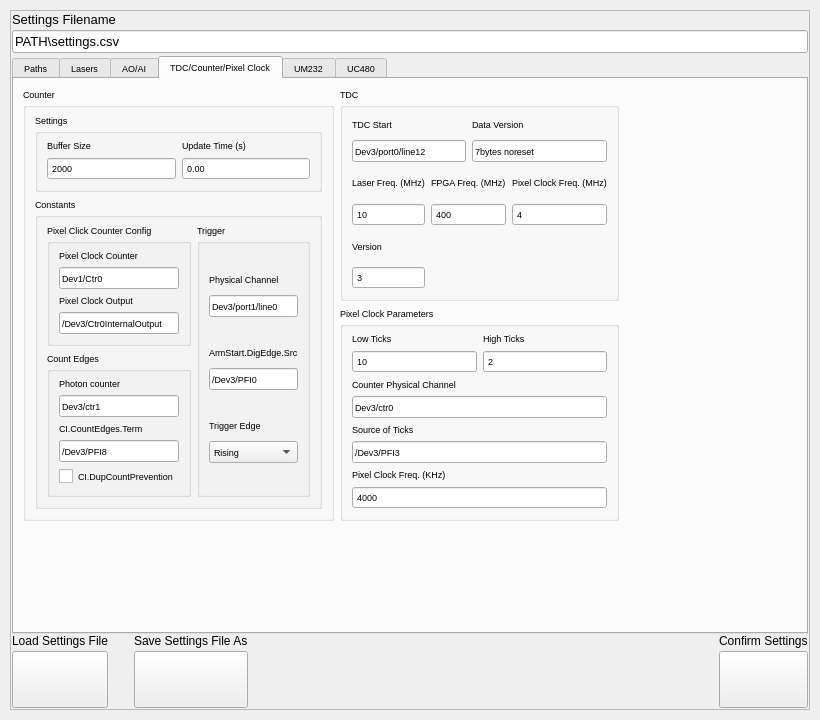
The window that ui/settingswindow.ui (Th3Tr00p3r/gSTED-sFCS) describes before a commit, drawn with Qt 5.
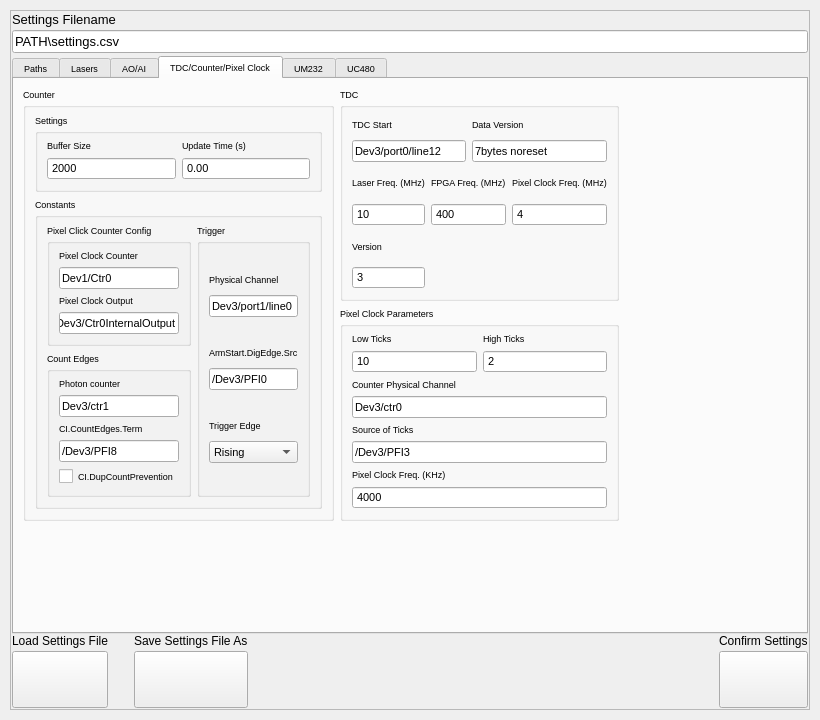
The same window after the commit. The open tabs and pages were chosen to show the change. Icons and pictures are not drawn.

Patch:
```diff
--- a/ui/settingswindow.ui
+++ b/ui/settingswindow.ui
@@ -1115,6 +1115,11 @@
                         </item>
                         <item>
                          <widget class="QSpinBox" name="counterBufferSizeSpinner">
+                          <property name="font">
+                           <font>
+                            <pointsize>8</pointsize>
+                           </font>
+                          </property>
                           <property name="buttonSymbols">
                            <enum>QAbstractSpinBox::NoButtons</enum>
                           </property>
@@ -1145,6 +1150,11 @@
                         </item>
                         <item>
                          <widget class="QDoubleSpinBox" name="counterUpdateTimeSpinner">
+                          <property name="font">
+                           <font>
+                            <pointsize>8</pointsize>
+                           </font>
+                          </property>
                           <property name="buttonSymbols">
                            <enum>QAbstractSpinBox::NoButtons</enum>
                           </property>
@@ -1184,6 +1194,11 @@
                            </item>
                            <item>
                             <widget class="QLineEdit" name="counterPixelClockChannel">
+                             <property name="font">
+                              <font>
+                               <pointsize>8</pointsize>
+                              </font>
+                             </property>
                              <property name="text">
                               <string>Dev1/Ctr0</string>
                              </property>
@@ -1208,6 +1223,11 @@
                            </item>
                            <item>
                             <widget class="QLineEdit" name="counterPixelClockOutputChannel">
+                             <property name="font">
+                              <font>
+                               <pointsize>8</pointsize>
+                              </font>
+                             </property>
                              <property name="text">
                               <string>/Dev3/Ctr0InternalOutput</string>
                              </property>
@@ -1241,6 +1261,11 @@
                            </item>
                            <item>
                             <widget class="QLineEdit" name="counterTriggerChannel">
+                             <property name="font">
+                              <font>
+                               <pointsize>8</pointsize>
+                              </font>
+                             </property>
                              <property name="text">
                               <string>Dev3/port1/line0</string>
                              </property>
@@ -1265,6 +1290,11 @@
                            </item>
                            <item>
                             <widget class="QLineEdit" name="counterTriggerArmStartDigEdgeSrc">
+                             <property name="font">
+                              <font>
+                               <pointsize>8</pointsize>
+                              </font>
+                             </property>
                              <property name="text">
                               <string>/Dev3/PFI0</string>
                              </property>
@@ -1289,6 +1319,11 @@
                            </item>
                            <item>
                             <widget class="QComboBox" name="counterTriggerEdge">
+                             <property name="font">
+                              <font>
+                               <pointsize>8</pointsize>
+                              </font>
+                             </property>
                              <item>
                               <property name="text">
                                <string>Rising</string>
@@ -1329,6 +1364,11 @@
                            </item>
                            <item>
                             <widget class="QLineEdit" name="counterPhotonCounter">
+                             <property name="font">
+                              <font>
+                               <pointsize>8</pointsize>
+                              </font>
+                             </property>
                              <property name="text">
                               <string>Dev3/ctr1</string>
                              </property>
@@ -1353,6 +1393,11 @@
                            </item>
                            <item>
                             <widget class="QLineEdit" name="counterCIcountEdgesTerm">
+                             <property name="font">
+                              <font>
+                               <pointsize>8</pointsize>
+                              </font>
+                             </property>
                              <property name="text">
                               <string>/Dev3/PFI8</string>
                              </property>
@@ -1403,6 +1448,11 @@
                      </item>
                      <item>
                       <widget class="QLineEdit" name="TDCstartChannel">
+                       <property name="font">
+                        <font>
+                         <pointsize>8</pointsize>
+                        </font>
+                       </property>
                        <property name="text">
                         <string>Dev3/port0/line12</string>
                        </property>
@@ -1427,6 +1477,11 @@
                      </item>
                      <item>
                       <widget class="QLineEdit" name="TDCdataVersion">
+                       <property name="font">
+                        <font>
+                         <pointsize>8</pointsize>
+                        </font>
+                       </property>
                        <property name="text">
                         <string>7bytes noreset</string>
                        </property>
@@ -1448,6 +1503,11 @@
                        <property name="enabled">
                         <bool>true</bool>
                        </property>
+                       <property name="font">
+                        <font>
+                         <pointsize>8</pointsize>
+                        </font>
+                       </property>
                        <property name="wrapping">
                         <bool>false</bool>
                        </property>
@@ -1478,6 +1538,11 @@
                        <property name="enabled">
                         <bool>true</bool>
                        </property>
+                       <property name="font">
+                        <font>
+                         <pointsize>8</pointsize>
+                        </font>
+                       </property>
                        <property name="wrapping">
                         <bool>false</bool>
                        </property>
@@ -1511,6 +1576,11 @@
                        <property name="enabled">
                         <bool>true</bool>
                        </property>
+                       <property name="font">
+                        <font>
+                         <pointsize>8</pointsize>
+                        </font>
+                       </property>
                        <property name="wrapping">
                         <bool>false</bool>
                        </property>
@@ -1544,6 +1614,11 @@
                        <property name="enabled">
                         <bool>true</bool>
                        </property>
+                       <property name="font">
+                        <font>
+                         <pointsize>8</pointsize>
+                        </font>
+                       </property>
                        <property name="wrapping">
                         <bool>false</bool>
                        </property>
@@ -1583,6 +1658,11 @@
                        <property name="enabled">
                         <bool>true</bool>
                        </property>
+                       <property name="font">
+                        <font>
+                         <pointsize>8</pointsize>
+                        </font>
+                       </property>
                        <property name="wrapping">
                         <bool>false</bool>
                        </property>
@@ -1613,6 +1693,11 @@
                        <property name="enabled">
                         <bool>true</bool>
                        </property>
+                       <property name="font">
+                        <font>
+                         <pointsize>8</pointsize>
+                        </font>
+                       </property>
                        <property name="wrapping">
                         <bool>false</bool>
                        </property>
@@ -1646,6 +1731,11 @@
                      </item>
                      <item>
                       <widget class="QLineEdit" name="pixelClockCounterChan">
+                       <property name="font">
+                        <font>
+                         <pointsize>8</pointsize>
+                        </font>
+                       </property>
                        <property name="text">
                         <string>Dev3/ctr0</string>
                        </property>
@@ -1670,6 +1760,11 @@
                      </item>
                      <item>
                       <widget class="QLineEdit" name="pixelClockSrcOfTicks">
+                       <property name="font">
+                        <font>
+                         <pointsize>8</pointsize>
+                        </font>
+                       </property>
                        <property name="text">
                         <string>/Dev3/PFI3</string>
                        </property>
@@ -1691,6 +1786,11 @@
                        <property name="enabled">
                         <bool>true</bool>
                        </property>
+                       <property name="font">
+                        <font>
+                         <pointsize>8</pointsize>
+                        </font>
+                       </property>
                        <property name="wrapping">
                         <bool>false</bool>
                        </property>
```
Left out of the diff: 177 changed lines with no effect on the pictures.
